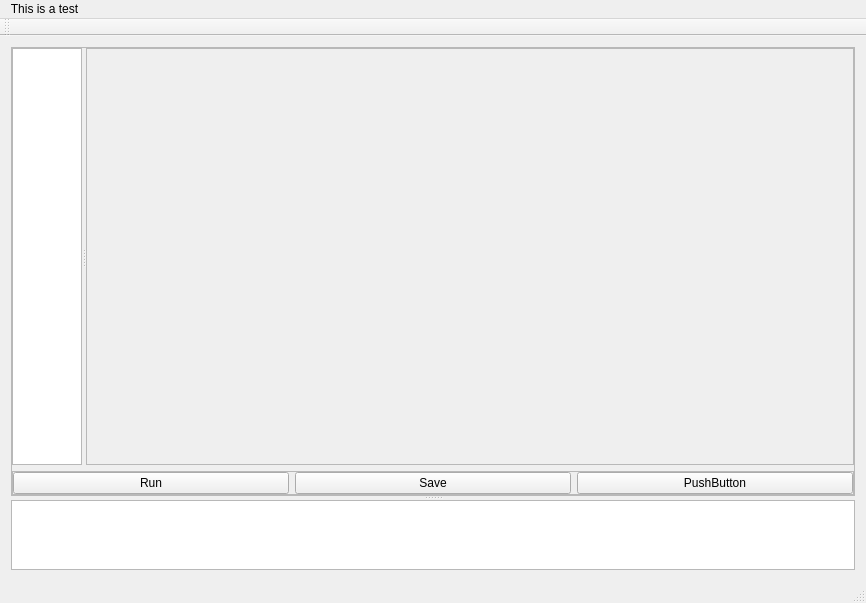
Qt form application/MainWindow.ui (MEEN-570-Fall-2026/ryan_day_final_project) before a commit.
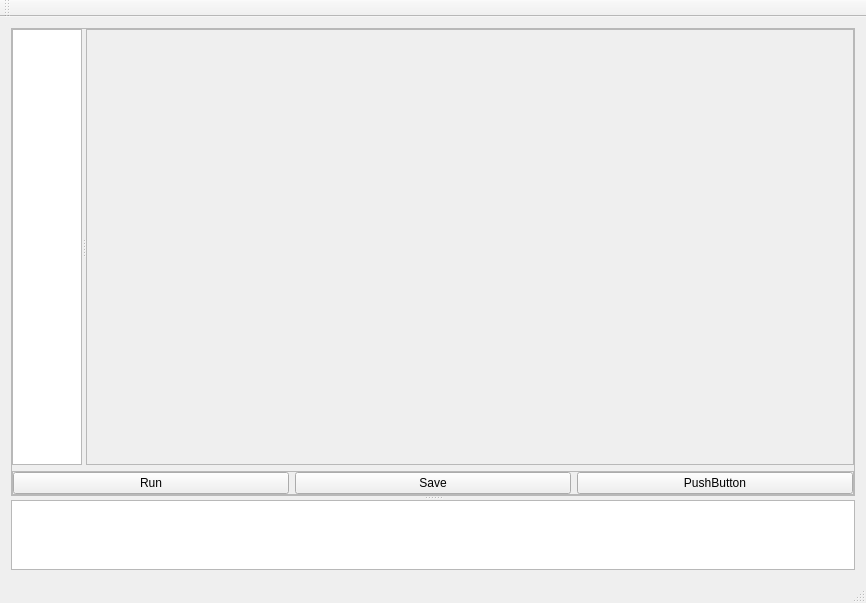
The same form after that commit.

Commit message: Fixed tests that only fail on my Windows machine. Fixed GUI for Windows.

Diff of the .ui file:
```diff
--- a/application/MainWindow.ui
+++ b/application/MainWindow.ui
@@ -89,23 +89,13 @@
                <property name="orientation">
                 <enum>Qt::Orientation::Horizontal</enum>
                </property>
-               <widget class="QTextEdit" name="codeEditor">
+               <widget class="QPlainTextEdit" name="codeEditor">
                 <property name="sizePolicy">
                  <sizepolicy hsizetype="Expanding" vsizetype="Expanding">
                   <horstretch>1</horstretch>
                   <verstretch>5</verstretch>
                  </sizepolicy>
                 </property>
-                <property name="html">
-                 <string>&lt;!DOCTYPE HTML PUBLIC &quot;-//W3C//DTD HTML 4.0//EN&quot; &quot;http://www.w3.org/TR/REC-html40/strict.dtd&quot;&gt;
-&lt;html&gt;&lt;head&gt;&lt;meta name=&quot;qrichtext&quot; content=&quot;1&quot; /&gt;&lt;meta charset=&quot;utf-8&quot; /&gt;&lt;style type=&quot;text/css&quot;&gt;
-p, li { white-space: pre-wrap; }
-hr { height: 1px; border-width: 0; }
-li.unchecked::marker { content: &quot;\2610&quot;; }
-li.checked::marker { content: &quot;\2612&quot;; }
-&lt;/style&gt;&lt;/head&gt;&lt;body style=&quot; font-family:'.AppleSystemUIFont'; font-size:13pt; font-weight:400; font-style:normal;&quot;&gt;
-&lt;p style=&quot;-qt-paragraph-type:empty; margin-top:0px; margin-bottom:0px; margin-left:0px; margin-right:0px; -qt-block-indent:0; text-indent:0px;&quot;&gt;&lt;br /&gt;&lt;/p&gt;&lt;/body&gt;&lt;/html&gt;</string>
-                </property>
                </widget>
                <widget class="QFrame" name="viewerFrame">
                 <property name="sizePolicy">
@@ -197,31 +187,25 @@
     </item>
    </layout>
   </widget>
+  <widget class="QToolBar" name="mainToolBar">
+   <attribute name="toolBarArea">
+    <enum>TopToolBarArea</enum>
+   </attribute>
+   <attribute name="toolBarBreak">
+    <bool>false</bool>
+   </attribute>
+  </widget>
+  <widget class="QStatusBar" name="statusBar"/>
   <widget class="QMenuBar" name="menuBar">
    <property name="geometry">
     <rect>
      <x>0</x>
      <y>0</y>
      <width>866</width>
-     <height>30</height>
+     <height>21</height>
     </rect>
    </property>
-   <widget class="QMenu" name="menuThis_is_a_test">
-    <property name="title">
-     <string>This is a test</string>
-    </property>
-   </widget>
-   <addaction name="menuThis_is_a_test"/>
   </widget>
-  <widget class="QToolBar" name="mainToolBar">
-   <attribute name="toolBarArea">
-    <enum>TopToolBarArea</enum>
-   </attribute>
-   <attribute name="toolBarBreak">
-    <bool>false</bool>
-   </attribute>
-  </widget>
-  <widget class="QStatusBar" name="statusBar"/>
   <action name="actionTest_Bullet">
    <property name="text">
     <string>Start</string>
```
Left out of the diff: 4 changed lines with no effect on the pictures. The commit also changes 9 other files.
